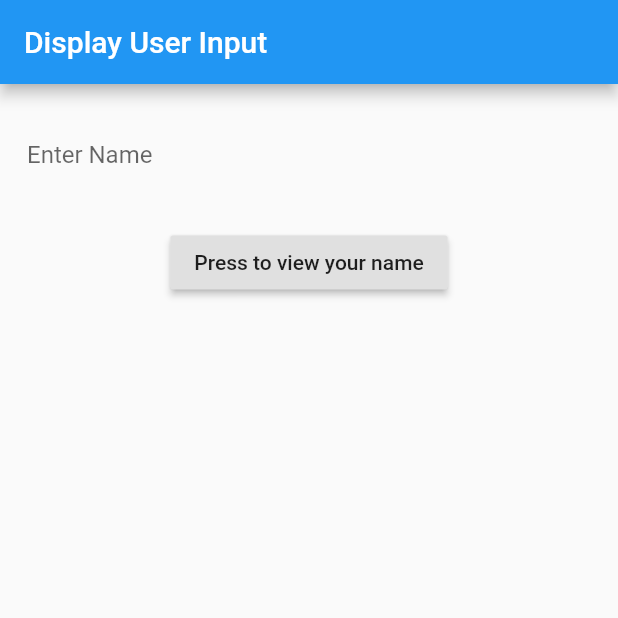
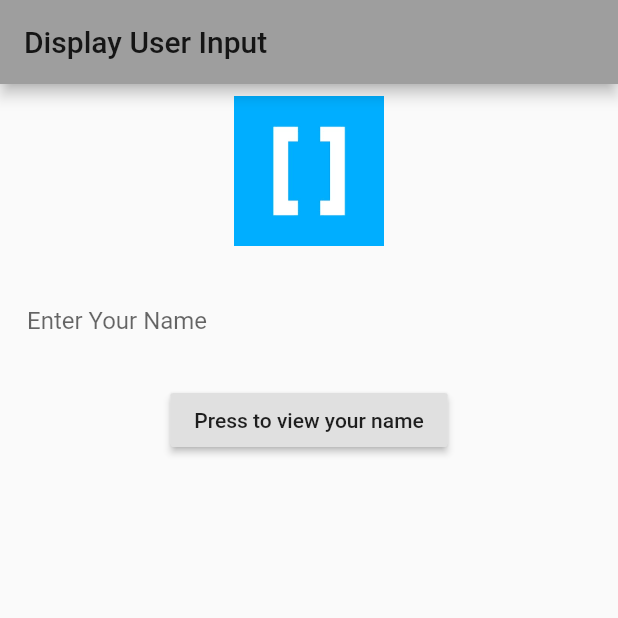
Before and after one commit to rajielijah/hngtask, a Flutter app: the screen it shows after launch, on a phone screen of 412 x 824 dp, the top half of it. Run offline on Flutter 3.47's test engine with Material 2 defaults, Android fonts, the phone set to English and light mode, and no system bars.

Commit message:
adding hng logo

```diff
--- a/lib/main.dart
+++ b/lib/main.dart
@@ -11,7 +11,7 @@ class MyApp extends StatelessWidget {
     return MaterialApp(
       title: 'Display User Input',
       theme: ThemeData(
-        primarySwatch: Colors.blue,
+        primarySwatch: Colors.grey,
       ),
       home: UserInput(),
     );
@@ -40,12 +40,16 @@ class _UserInputState extends State<UserInput> {
         child: Column(
           children: [
             Padding(
+              padding: const EdgeInsets.all(8.0),
+              child: Image.asset('images/download.png', height: 100,),
+            ),
+            Padding(
               padding: const EdgeInsets.all(18.0),
               child: TextField(
                 controller: myController,
                  decoration: InputDecoration(
       border: InputBorder.none,
-      labelText: 'Enter Name',
+      // labelText: 'Enter Name',
       hintText: 'Enter Your Name'
   ),
               ),
--- a/pubspec.yaml
+++ b/pubspec.yaml
@@ -45,9 +45,8 @@ flutter:
   uses-material-design: true
 
   # To add assets to your application, add an assets section, like this:
-  # assets:
-  #   - images/a_dot_burr.jpeg
-  #   - images/a_dot_ham.jpeg
+  assets:
+    - images/
 
   # An image asset can refer to one or more resolution-specific "variants", see
   # https://flutter.dev/assets-and-images/#resolution-aware.
```
Also changed, not shown: lib/new.dart (deleted, +0 -71 lines), images/download.png (added).
